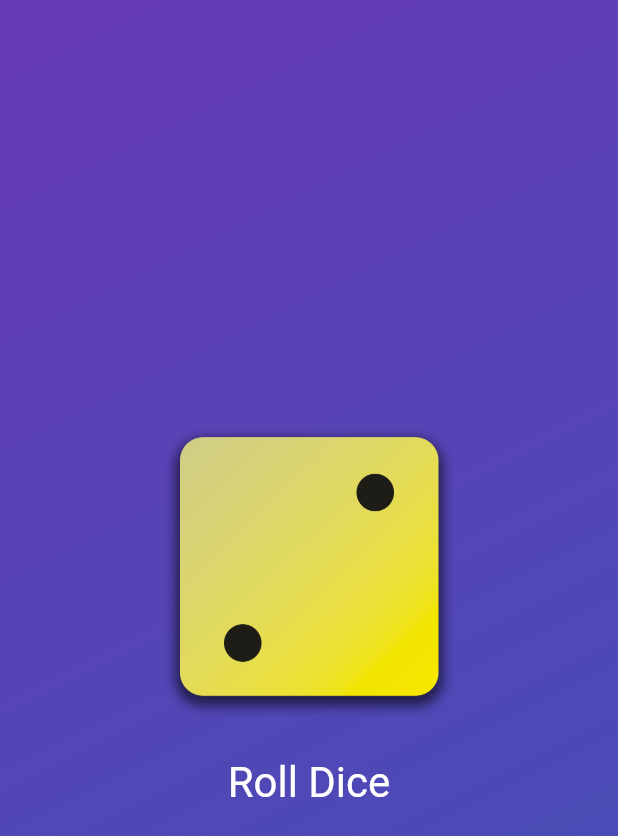
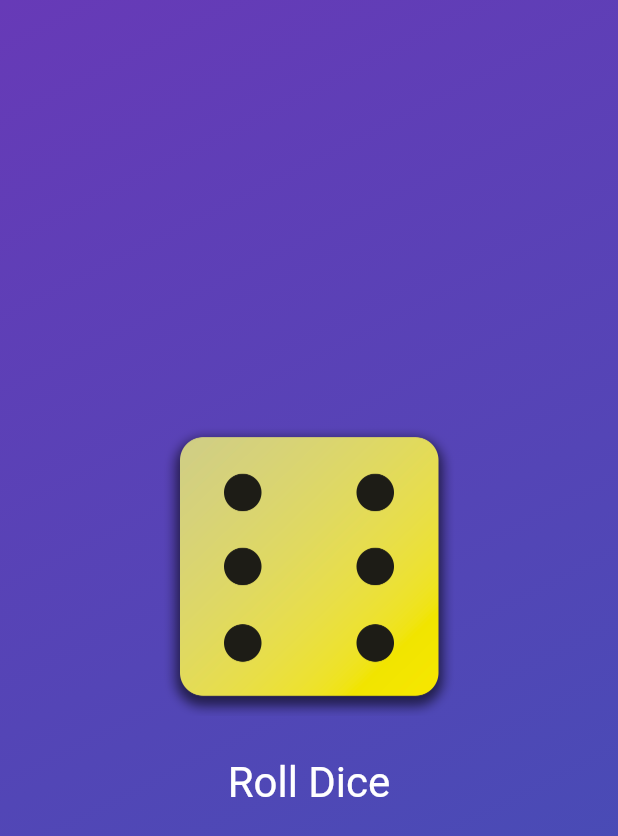
Before and after one commit to ariaschecter/flutter-dice-roller, a Flutter app: the screen it shows after launch, after a tap on "Roll Dice", on a phone screen of 412 x 824 dp. Shown: the top 836 px of the screen. Run offline on Flutter 3.47's test engine with Material 3 defaults, Android fonts, the phone set to English and light mode, and no system bars.

```diff
--- a/lib/dice_roller.dart
+++ b/lib/dice_roller.dart
@@ -1,4 +1,8 @@
+import 'dart:math';
+
 import 'package:flutter/material.dart';
+
+final randomizer = Random();
 
 class DiceRoller extends StatefulWidget {
   const DiceRoller({super.key});
@@ -9,10 +13,12 @@ class DiceRoller extends StatefulWidget {
 }
 
 class _DiceRollerState extends State<DiceRoller> {
-  var activeDiceImage = 'assets/images/dice-2.png';
+  var currentDiceRoll = randomizer.nextInt(6) + 1;
 
   void rollDice() {
-    activeDiceImage = 'assets/images/dice-4.png';
+    setState(() {
+      currentDiceRoll = randomizer.nextInt(6) + 1;
+    });
   }
 
   @override
@@ -21,7 +27,7 @@ class _DiceRollerState extends State<DiceRoller> {
       mainAxisSize: MainAxisSize.min,
       children: [
         Image.asset(
-          activeDiceImage,
+          'assets/images/dice-$currentDiceRoll.png',
           width: 200,
         ),
         const SizedBox(
```
